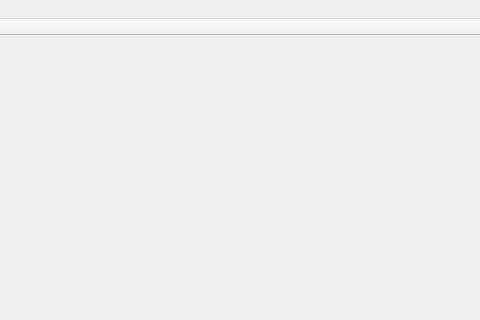
Before: the Qt Designer form src/views/main_window/_main_window.ui in vvchigirev/Endo, drawn with Qt 5; both pictures show x 320 to 800 and y 0 to 320 of the 800 by 595 pixel window.
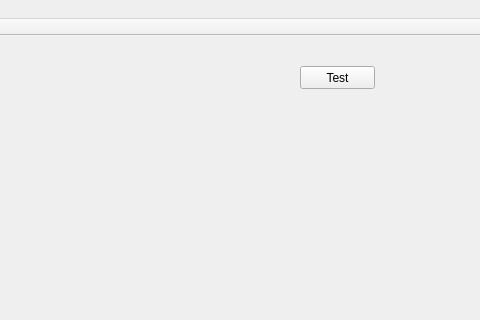
After: the same form once the commit is applied.

Commit message: Добавил кнопку 'Test'

What changed in the file:
```diff
--- a/src/views/main_window/_main_window.ui
+++ b/src/views/main_window/_main_window.ui
@@ -159,6 +159,19 @@
      </property>
     </layout>
    </widget>
+   <widget class="QPushButton" name="pushButtonTest">
+    <property name="geometry">
+     <rect>
+      <x>620</x>
+      <y>30</y>
+      <width>75</width>
+      <height>23</height>
+     </rect>
+    </property>
+    <property name="text">
+     <string>Test</string>
+    </property>
+   </widget>
   </widget>
   <widget class="QMenuBar" name="mainMenu">
    <property name="geometry">
```
The commit also changes 1 other file.
